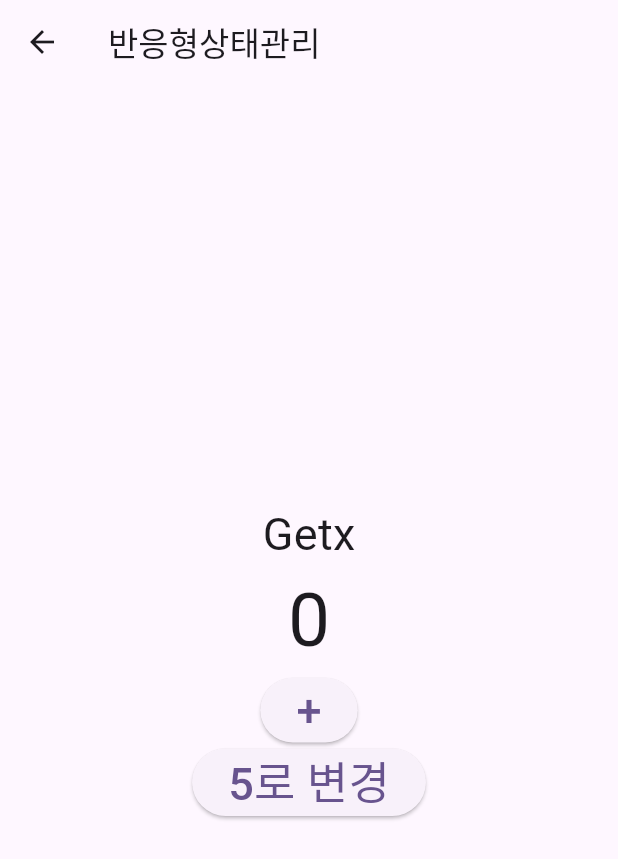
After one commit to ejrduddlekt/flutter_getx, a Flutter app: the screen it shows after launch, after a tap on "반응형상태관리", on a phone screen of 412 x 824 dp. The commit adds this screen. Shown: the top 859 px of the screen. Run offline on Flutter 3.47's test engine with Material 3 defaults, Android fonts, the phone set to English and light mode, and no system bars; our stand-ins replace get.

Commit message:
4강 반응형 상태관리

```diff
--- a/lib/src/home.dart
+++ b/lib/src/home.dart
@@ -1,6 +1,8 @@
 import 'package:flutter/material.dart';
 import 'package:get/get.dart';
+import 'package:getx_study/src/pages/dependencys/dependency_manage_page.dart';
 import 'package:getx_study/src/pages/normal/first.dart';
+import 'package:getx_study/src/pages/reactive_state_manage.dart';
 import 'package:getx_study/src/pages/simple_state_manage.dart';
 
 class Home extends StatelessWidget {
@@ -53,6 +55,20 @@
               Get.to(const SimpleStateManage());
             },
             child: const Text('단순상태관리'),
+          ),
+          const SizedBox(height: 16),
+          ElevatedButton(
+            onPressed: () {
+              Get.to(ReactiveStateManage());
+            },
+            child: const Text('반응형상태관리'),
+          ),
+          const SizedBox(height: 16),
+          ElevatedButton(
+            onPressed: () {
+              Get.to(DependencyManagePage());
+            },
+            child: const Text('의존성 관리'),
           )
         ],
       )),
--- /dev/null
+++ b/lib/src/pages/controller/count_controller_with_reactive.dart
@@ -0,0 +1,33 @@
+import 'package:get/get.dart';
+import 'package:get/get_rx/get_rx.dart';
+
+class CountControllerReactive extends GetxController {
+  RxInt count = 0.obs; //obs를 해주면 옵저버 기능이 부여된다. 지정시 기본 int타입이 아닌 RxInt로 지정해야 함
+
+  void increase() {
+    count++;
+  }
+
+  void putNumber(int value) {
+    count(value);
+  }
+
+//GetX의 경우 다음과 같은 라이프 사이클이 존재한다.
+  @override
+  void onInit() {
+    // TODO: implement onInit
+    //ever의 경우 값이 변경될 때 마다 호출된다. reactive 상태(RxInt)일때만 가능하다.
+    ever(count, (_) => print('매번 호출'));
+    once(count, (_) => "count 값이 변경될 때 한번만 호출");
+    debounce(count, (_) => print("이벤트가 끝났을 때(1초간 변화가 없을 때) 마지막 변경 한번만 호출"),
+        time: Duration(seconds: 1));
+    interval(count, (_) => print("변경되고 있는 동안에 1초마다 호출"));
+    super.onInit();
+  }
+
+  @override
+  void onClose() {
+    // TODO: implement onClose
+    super.onClose();
+  }
+}
--- /dev/null
+++ b/lib/src/pages/reactive_state_manage.dart
@@ -0,0 +1,53 @@
+import 'package:flutter/material.dart';
+import 'package:get/get.dart';
+import 'package:getx_study/src/pages/controller/count_controller_with_getx.dart';
+import 'package:getx_study/src/pages/controller/count_controller_with_reactive.dart';
+
+// 이 StatelessWidget은 단순 상태 관리를 위한 예제 화면입니다.
+class ReactiveStateManage extends StatelessWidget {
+  const ReactiveStateManage({super.key});
+
+  @override
+  Widget build(BuildContext context) {
+    Get.put(CountControllerReactive()); //GetX에 인스턴스를 등록
+
+    return Scaffold(
+      appBar: AppBar(
+        title: const Text('반응형상태관리'),
+      ),
+      body: Center(
+        child: Column(
+          mainAxisAlignment: MainAxisAlignment.center,
+          children: [
+            Text(
+              "Getx",
+              style: TextStyle(fontSize: 30),
+            ),
+            //? Obx를 사용시 Get.find로 RxInt count = 0.obs;를 내부에 반드시 참조를 해야 한다.
+            // Obx를 활용하여 위젯을 업데이트 하면 장점으로 값이 변경 될 때에만 화면이 업데이트 된다.
+            // 그러므로 아래 버튼의 5로 변경을 연타해도 화면을 업데이트 하진 않고 변경될 시에만 업데이트 한다.
+            // 일반적인 상태관리에서는 값이 같아도 화면을 업데이트 한다.
+            Obx(
+              () => Text(
+                "${Get.find<CountControllerReactive>().count.value}",
+                style: TextStyle(fontSize: 50),
+              ),
+            ),
+            ElevatedButton(
+              onPressed: () {
+                Get.find<CountControllerReactive>().increase();
+              },
+              child: Text('+', style: TextStyle(fontSize: 30)),
+            ),
+            ElevatedButton(
+              onPressed: () {
+                Get.find<CountControllerReactive>().putNumber(5);
+              },
+              child: Text('5로 변경', style: TextStyle(fontSize: 30)),
+            )
+          ],
+        ),
+      ),
+    );
+  }
+}
```
Also changed, not shown: lib/src/pages/state/with_getx.dart (+6 -6 lines).
